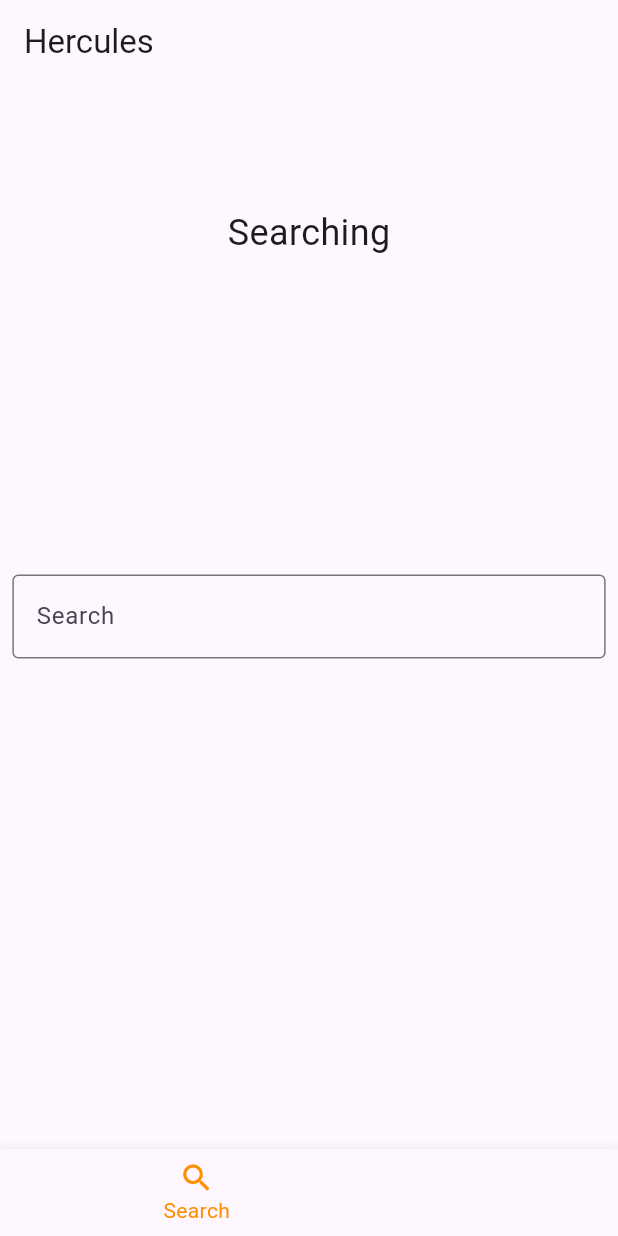
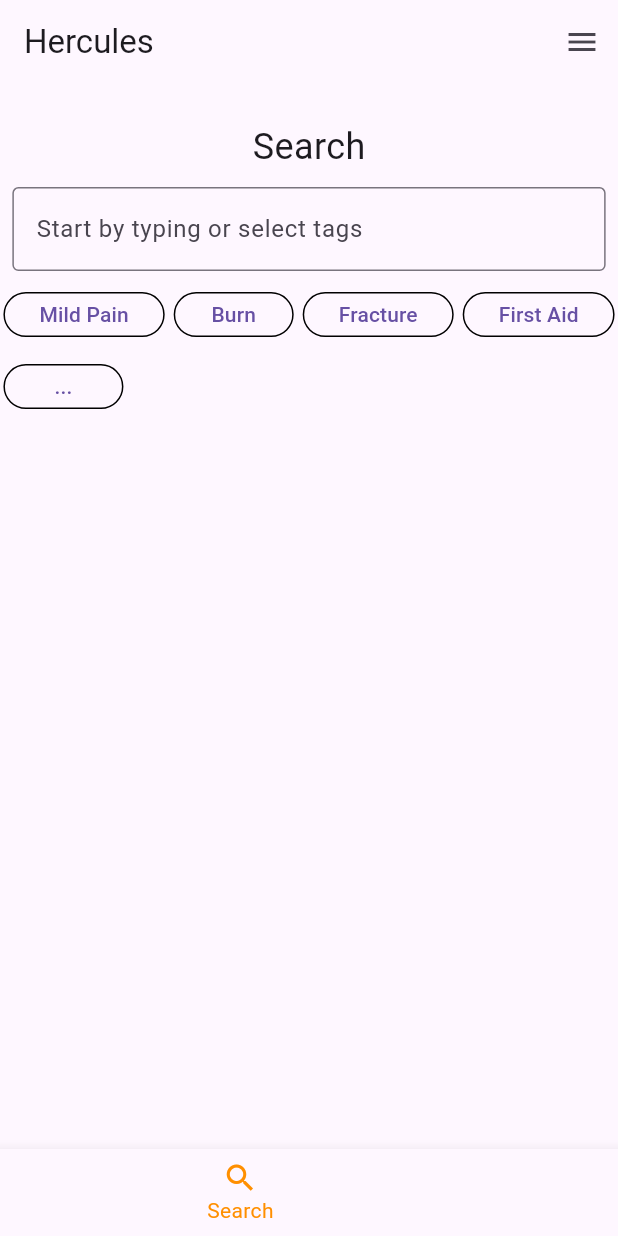
Before and after one commit to axelhallsenius/hercules, a Flutter app: the screen it shows after launch, item 2 of the bottom bar chosen, on a phone screen of 412 x 824 dp. Run offline on Flutter 3.47's test engine with Material 3 defaults, Android fonts, the phone set to English and light mode, and no system bars.

```diff
--- a/lib/main.dart
+++ b/lib/main.dart
@@ -27,9 +27,8 @@ class _MyHomePageState extends State<MyHomePage> {
   static final List<Widget> _widgetOptions = <Widget>[
     Text('Home Page'),
     SearchPage(),
-    LibraryPage(),
-    CollectPage(),
-    SettingPage(),
+    CollectionsPage(),
+    BookmarkedPage(),
   ];
 
   void _onItemTapped(int index) {
@@ -43,6 +42,17 @@ class _MyHomePageState extends State<MyHomePage> {
     return Scaffold(
       appBar: AppBar(
         title: const Text('Hercules'),
+        actions: <Widget>[
+          IconButton(
+            icon: Icon(Icons.menu),
+            onPressed: () {
+              Navigator.push(
+                context,
+                MaterialPageRoute(builder: (context) => SettingPage()),
+              );
+            },
+          ),
+        ],
       ),
       body: Center(
         child: _widgetOptions.elementAt(_selectedIndex),
@@ -51,23 +61,19 @@ class _MyHomePageState extends State<MyHomePage> {
         items: const <BottomNavigationBarItem>[
           BottomNavigationBarItem(
             icon: Icon(Icons.home),
-            label: 'Home',
+            label: 'Dashboard',
           ),
           BottomNavigationBarItem(
             icon: Icon(Icons.search),
             label: 'Search',
           ),
           BottomNavigationBarItem(
-            icon: Icon(Icons.library_books),
-            label: 'Library',
+            icon: Icon(Icons.book),
+            label: 'Collections list',
           ),
           BottomNavigationBarItem(
-            icon: Icon(Icons.star),
-            label: 'Collect',
-          ),
-          BottomNavigationBarItem(
-            icon: Icon(Icons.settings),
-            label: 'Setting',
+            icon: Icon(Icons.bookmark),
+            label: 'Bookmarked',
           ),
         ],
         currentIndex: _selectedIndex,
@@ -83,27 +89,75 @@ class SearchPage extends StatelessWidget {
   Widget build(BuildContext context) {
     return Stack(
       children: <Widget>[
-        Align(
-          alignment: Alignment.topCenter,
-          child: Padding(
-            padding:
-                EdgeInsets.only(top: MediaQuery.of(context).size.height * 0.1),
-            child: Text('Searching', style: TextStyle(fontSize: 24)),
-          ),
-        ),
         Center(
           child: Column(
-            mainAxisAlignment: MainAxisAlignment.center,
             children: <Widget>[
               Padding(
+                padding: EdgeInsets.only(
+                    top: MediaQuery.of(context).size.height * 0.03),
+                child: Text('Search', style: TextStyle(fontSize: 24)),
+              ),
+              SizedBox(height: 10),
+              Align(
+                alignment: Alignment.center,
+                child: Padding(
                   padding: EdgeInsets.symmetric(
                       horizontal: MediaQuery.of(context).size.width * 0.02),
                   child: TextField(
                     decoration: InputDecoration(
                       border: OutlineInputBorder(),
-                    labelText: 'Search',
+                      hintText: 'Start by typing or select tags',
                     ),
                   ),
+                ),
+              ),
+              SizedBox(
+                  height:
+                      5), // Setting the height between the text field and the tags
+              Wrap(
+                spacing: 6, // Setting the space between the tags
+                children: <Widget>[
+                  OutlinedButton(
+                    onPressed: () {},
+                    child: Text('Mild Pain'),
+                    style: OutlinedButton.styleFrom(
+                      side: BorderSide(color: Colors.black),
+                      minimumSize: Size(80, 30), // Setting the size of the tags
+                    ),
+                  ),
+                  OutlinedButton(
+                    onPressed: () {},
+                    child: Text('Burn'),
+                    style: OutlinedButton.styleFrom(
+                      side: BorderSide(color: Colors.black),
+                      minimumSize: Size(80, 30), // Setting the size of the tags
+                    ),
+                  ),
+                  OutlinedButton(
+                    onPressed: () {},
+                    child: Text('Fracture'),
+                    style: OutlinedButton.styleFrom(
+                      side: BorderSide(color: Colors.black),
+                      minimumSize: Size(80, 30), // Setting the size of the tags
+                    ),
+                  ),
+                  OutlinedButton(
+                    onPressed: () {},
+                    child: Text('First Aid'),
+                    style: OutlinedButton.styleFrom(
+                      side: BorderSide(color: Colors.black),
+                      minimumSize: Size(80, 30), // Setting the size of the tags
+                    ),
+                  ),
+                  OutlinedButton(
+                    onPressed: () {},
+                    child: Text('...'),
+                    style: OutlinedButton.styleFrom(
+                      side: BorderSide(color: Colors.black),
+                      minimumSize: Size(80, 30), // Setting the size of the tags
+                    ),
+                  ),
+                ],
               ),
             ],
           ),
@@ -113,7 +167,7 @@ class SearchPage extends StatelessWidget {
   }
 }
 
-class LibraryPage extends StatelessWidget {
+class CollectionsPage extends StatelessWidget {
   @override
   Widget build(BuildContext context) {
     return Stack(
@@ -123,20 +177,20 @@ class LibraryPage extends StatelessWidget {
           child: Padding(
             padding:
                 EdgeInsets.only(top: MediaQuery.of(context).size.height * 0.1),
-            child: Text('Download collections', style: TextStyle(fontSize: 24)),
           ),
         ),
         Center(
           child: Column(
-            mainAxisAlignment: MainAxisAlignment.center,
+            mainAxisAlignment: MainAxisAlignment.start,
             children: <Widget>[
+              SizedBox(height: 40),
               Padding(
                 padding: EdgeInsets.symmetric(
                     horizontal: MediaQuery.of(context).size.width * 0.02),
                 child: TextField(
                   decoration: InputDecoration(
                     border: OutlineInputBorder(),
-                    labelText: 'Search',
+                    hintText: 'Quick Search Collections',
                   ),
                 ),
               ),
@@ -184,7 +238,7 @@ class LibraryPage extends StatelessWidget {
   }
 }
 
-class CollectPage extends StatelessWidget {
+class BookmarkedPage extends StatelessWidget {
   @override
   Widget build(BuildContext context) {
     return Stack(
@@ -193,7 +247,7 @@ class CollectPage extends StatelessWidget {
           alignment: Alignment.topCenter,
           child: Padding(
             padding:
-                EdgeInsets.only(top: MediaQuery.of(context).size.height * 0.1),
+                EdgeInsets.only(top: MediaQuery.of(context).size.height * 0.03),
             child: Text('Collections', style: TextStyle(fontSize: 24)),
           ),
         ),
@@ -206,20 +260,30 @@ class CollectPage extends StatelessWidget {
 class SettingPage extends StatelessWidget {
   @override
   Widget build(BuildContext context) {
-    return Stack(
+    return Scaffold(
+      appBar: AppBar(
+        title: Text('Settings'),
+        leading: IconButton(
+          icon: Icon(Icons.arrow_back), // 设置为返回图标
+          onPressed: () {
+            Navigator.pop(context);
+          },
+        ),
+      ),
+      body: Stack(
         children: <Widget>[
           Align(
-          alignment: Alignment.topCenter,
+            alignment: Alignment.center,
             child: Padding(
-            padding:
-                EdgeInsets.only(top: MediaQuery.of(context).size.height * 0.1),
-            child: Text('Settings', style: TextStyle(fontSize: 24)),
+              padding: EdgeInsets.only(
+                  top: MediaQuery.of(context).size.height * 0.1),
             ),
           ),
           Center(
             child: Column(
-            mainAxisAlignment: MainAxisAlignment.center,
+              mainAxisAlignment: MainAxisAlignment.start,
               children: <Widget>[
+                SizedBox(height: 40),
                 ElevatedButton(
                   onPressed: () {
                     // TODO: Add language selector here
@@ -252,6 +316,7 @@ class SettingPage extends StatelessWidget {
             ),
           ),
         ],
+      ),
     );
   }
 }
```
Also changed, not shown: 1 other file. Lines whose indentation alone changed are shown as unchanged.
